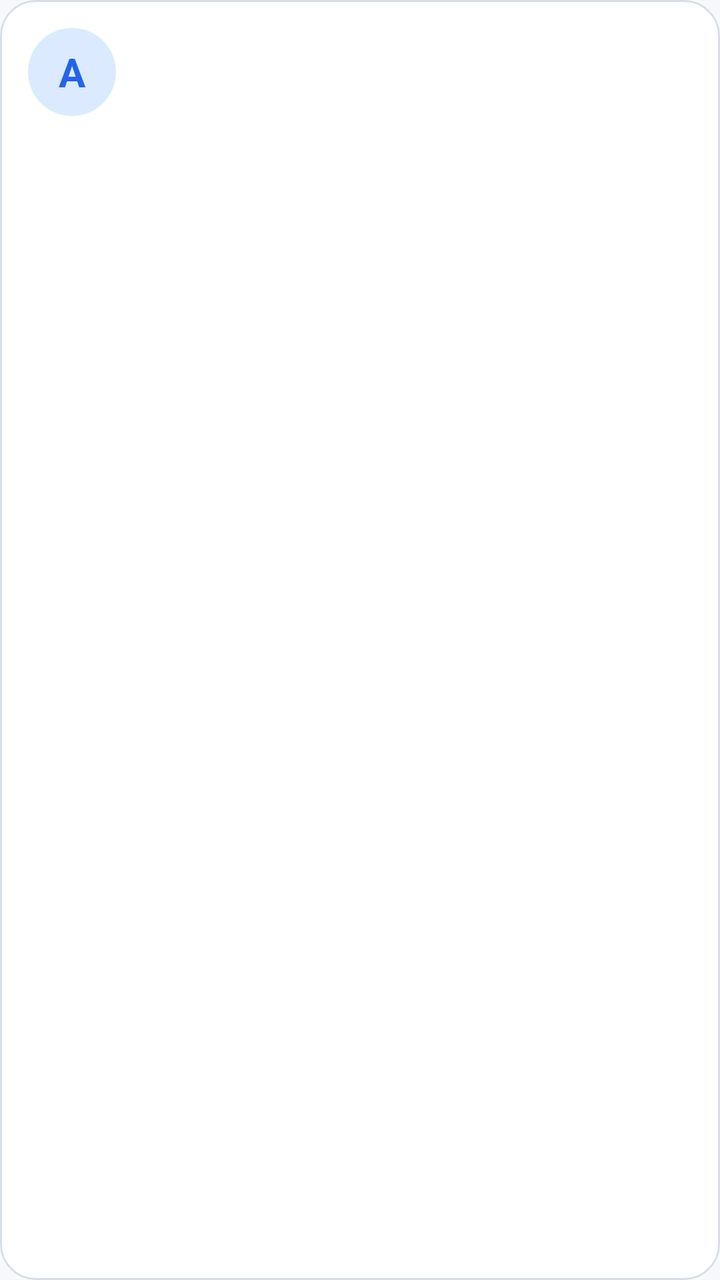
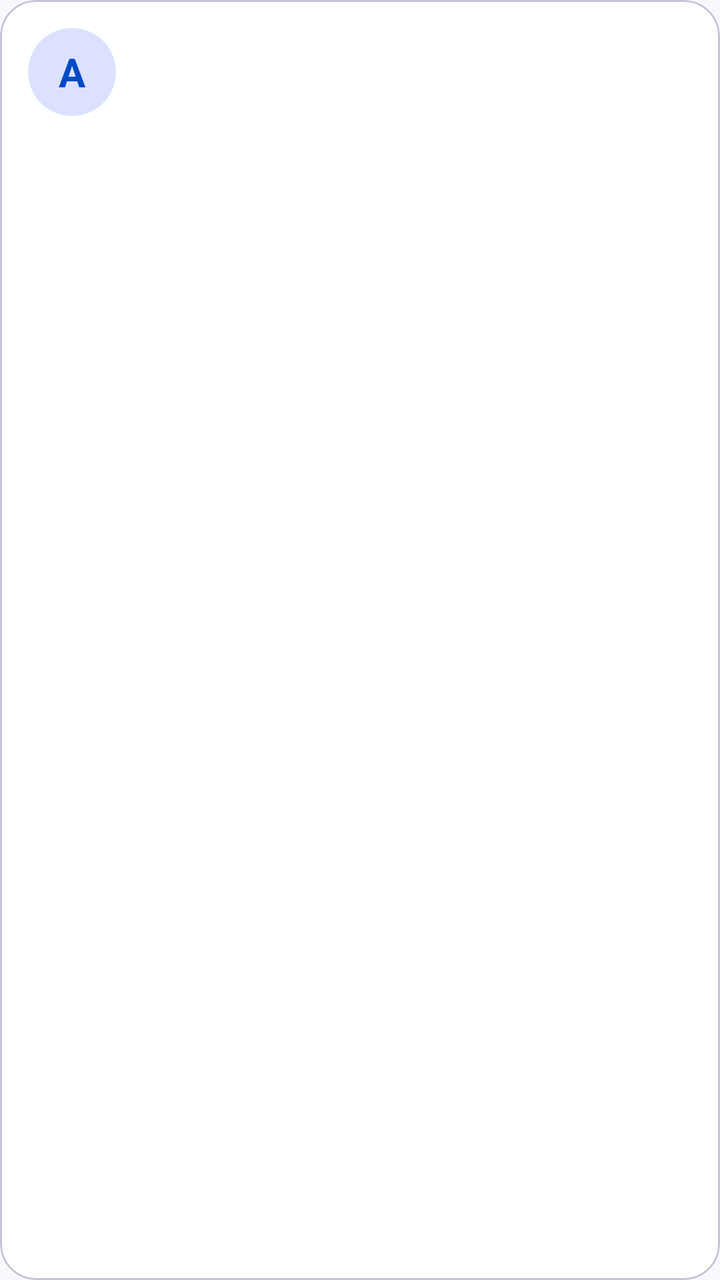

The first picture is an Android layout as it rendered before a commit; the second is the same layout after the commit. The layout source and the unified diff follow.
<!-- AndroidManifest.xml: application theme Theme.ObjectLanguage -->
<!-- res/layout/item_category.xml -->
<?xml version="1.0" encoding="utf-8"?>
<com.google.android.material.card.MaterialCardView xmlns:android="http://schemas.android.com/apk/res/android"
    xmlns:app="http://schemas.android.com/apk/res-auto"
    android:layout_width="match_parent"
    android:layout_height="156dp"
    android:layout_margin="8dp"
    app:cardBackgroundColor="@color/surface"
    app:cardCornerRadius="18dp"
    app:cardElevation="0dp"
    app:strokeColor="@color/divider"
    app:strokeWidth="1dp">

    <LinearLayout
        android:layout_width="match_parent"
        android:layout_height="match_parent"
        android:orientation="vertical"
        android:padding="14dp">

        <TextView
            android:id="@+id/categoryInitial"
            android:layout_width="44dp"
            android:layout_height="44dp"
            android:background="@drawable/bg_icon_primary"
            android:gravity="center"
            android:text="A"
            android:textColor="@color/primary"
            android:textSize="20sp"
            android:textStyle="bold" />

        <TextView
            android:id="@+id/categoryName"
            android:layout_width="match_parent"
            android:layout_height="wrap_content"
            android:layout_marginTop="12dp"
            android:ellipsize="end"
            android:maxLines="1"
            android:textColor="@color/text_primary"
            android:textSize="18sp"
            android:textStyle="bold" />

        <TextView
            android:id="@+id/categoryDescription"
            android:layout_width="match_parent"
            android:layout_height="0dp"
            android:layout_marginTop="6dp"
            android:layout_weight="1"
            android:ellipsize="end"
            android:maxLines="2"
            android:textColor="@color/text_secondary"
            android:textSize="13sp" />
    </LinearLayout>
</com.google.android.material.card.MaterialCardView>
<!-- resources referenced by this layout -->
<resources>
  <color name="divider">#D8DEE8</color>
  <color name="primary">#2563EB</color>
  <color name="surface">#FFFFFF</color>
  <color name="text_primary">#111827</color>
  <color name="text_secondary">#5B6472</color>
  <!-- drawable bg_icon_primary (drawable) -->
  <?xml version="1.0" encoding="utf-8"?>
  <shape xmlns:android="http://schemas.android.com/apk/res/android"
      android:shape="oval">
      <solid android:color="@color/primary_light" />
  </shape>
  <style name="Theme.ObjectLanguage" parent="Theme.Material3.Light.NoActionBar">
          <item name="colorPrimary">@color/primary</item>
          <item name="colorPrimaryVariant">@color/primary_dark</item>
          <item name="colorOnPrimary">@color/text_on_primary</item>
          <item name="colorSecondary">@color/secondary</item>
          <item name="colorOnSecondary">@color/text_on_primary</item>
          <item name="android:colorBackground">@color/background</item>
          <item name="android:windowBackground">@color/background</item>
          <item name="colorSurface">@color/surface</item>
          <item name="android:statusBarColor">@color/background</item>
          <item name="android:windowLightStatusBar">true</item>
          <item name="android:navigationBarColor">@color/surface</item>
          <item name="android:windowLightNavigationBar" tools:targetApi="o_mr1">true</item>
          
          <item name="cardViewStyle">@style/Widget.App.CardView</item>
          <item name="bottomNavigationStyle">@style/Widget.App.BottomNav</item>
      </style>
  <color name="primary_light">#DBEAFE</color>
  <color name="primary_dark">#1E40AF</color>
  <color name="text_on_primary">#FFFFFF</color>
  <color name="secondary">#16A34A</color>
  <color name="background">#F6F8FB</color>
  <style name="Widget.App.CardView" parent="Widget.Material3.CardView.Elevated">
          <item name="cardBackgroundColor">@color/surface</item>
          <item name="cardCornerRadius">14dp</item>
          <item name="cardElevation">0dp</item>
          <item name="strokeWidth">0dp</item>
      </style>
  <style name="Widget.App.BottomNav" parent="Widget.Material3.BottomNavigationView">
          <item name="backgroundTint">@color/bottom_nav_bg</item>
          <item name="itemIconTint">@color/bottom_nav_color</item>
          <item name="itemTextColor">@color/bottom_nav_color</item>
          <item name="itemActiveIndicatorStyle">@style/Widget.App.BottomNav.ActiveIndicator</item>
          <item name="labelVisibilityMode">labeled</item>
          <item name="itemRippleColor">@color/primary_light</item>
      </style>
  <color name="bottom_nav_bg">#FFFFFF</color>
  <style name="Widget.App.BottomNav.ActiveIndicator" parent="Widget.Material3.BottomNavigationView.ActiveIndicator">
          <item name="android:color">@color/surface_variant</item>
          <item name="shapeAppearance">@style/ShapeAppearance.App.SmallComponent</item>
      </style>
  <color name="surface_variant">#EAF0F7</color>
  <style name="ShapeAppearance.App.SmallComponent" parent="ShapeAppearance.Material3.SmallComponent">
          <item name="cornerSize">14dp</item>
      </style>
</resources>

<!-- the commit's change to res/layout/item_category.xml (unified diff, before → after) -->
@@ -46,7 +46,6 @@
             android:layout_weight="1"
             android:ellipsize="end"
             android:maxLines="2"
-            android:textColor="@color/text_secondary"
-            android:textSize="13sp" />
+            android:textAppearance="@style/TextAppearance.App.BodySmall" />
     </LinearLayout>
 </com.google.android.material.card.MaterialCardView>
<!-- resource entries referenced after the edit -->
@@ -1,21 +1,29 @@
 <!-- resources referenced by this layout -->
 <resources>
-  <color name="divider">#D8DEE8</color>
-  <color name="primary">#2563EB</color>
+  <color name="divider">#C3C6D7</color>
+  <color name="primary">#004AC6</color>
   <color name="surface">#FFFFFF</color>
-  <color name="text_primary">#111827</color>
-  <color name="text_secondary">#5B6472</color>
+  <color name="text_primary">#191B23</color>
+  <color name="text_secondary">#22242F</color>
   <!-- drawable bg_icon_primary (drawable) -->
   <?xml version="1.0" encoding="utf-8"?>
   <shape xmlns:android="http://schemas.android.com/apk/res/android"
       android:shape="oval">
       <solid android:color="@color/primary_light" />
   </shape>
+  <style name="TextAppearance.App.BodySmall" parent="TextAppearance.Material3.BodySmall">
+          <item name="android:textColor">@color/text_secondary</item>
+          <item name="android:textSize">12sp</item>
+          <item name="android:lineHeight">16sp</item>
+      </style>
   <style name="Theme.ObjectLanguage" parent="Theme.Material3.Light.NoActionBar">
+          
           <item name="colorPrimary">@color/primary</item>
           <item name="colorPrimaryVariant">@color/primary_dark</item>
           <item name="colorOnPrimary">@color/text_on_primary</item>
+          
           <item name="colorSecondary">@color/secondary</item>
+          <item name="colorTertiary">@color/violet</item>
           <item name="colorOnSecondary">@color/text_on_primary</item>
           <item name="android:colorBackground">@color/background</item>
           <item name="android:windowBackground">@color/background</item>
@@ -24,15 +32,16 @@
           <item name="android:windowLightStatusBar">true</item>
           <item name="android:navigationBarColor">@color/surface</item>
           <item name="android:windowLightNavigationBar" tools:targetApi="o_mr1">true</item>
-          
+  
           <item name="cardViewStyle">@style/Widget.App.CardView</item>
           <item name="bottomNavigationStyle">@style/Widget.App.BottomNav</item>
       </style>
-  <color name="primary_light">#DBEAFE</color>
-  <color name="primary_dark">#1E40AF</color>
+  <color name="primary_light">#DBE1FF</color>
+  <color name="primary_dark">#003EA8</color>
   <color name="text_on_primary">#FFFFFF</color>
-  <color name="secondary">#16A34A</color>
-  <color name="background">#F6F8FB</color>
+  <color name="secondary">#FD933D</color>
+  <color name="violet">#7C3AED</color>
+  <color name="background">#FAF8FF</color>
   <style name="Widget.App.CardView" parent="Widget.Material3.CardView.Elevated">
           <item name="cardBackgroundColor">@color/surface</item>
           <item name="cardCornerRadius">14dp</item>
@@ -52,7 +61,7 @@
           <item name="android:color">@color/surface_variant</item>
           <item name="shapeAppearance">@style/ShapeAppearance.App.SmallComponent</item>
       </style>
-  <color name="surface_variant">#EAF0F7</color>
+  <color name="surface_variant">#E1E2ED</color>
   <style name="ShapeAppearance.App.SmallComponent" parent="ShapeAppearance.Material3.SmallComponent">
           <item name="cornerSize">14dp</item>
       </style>
